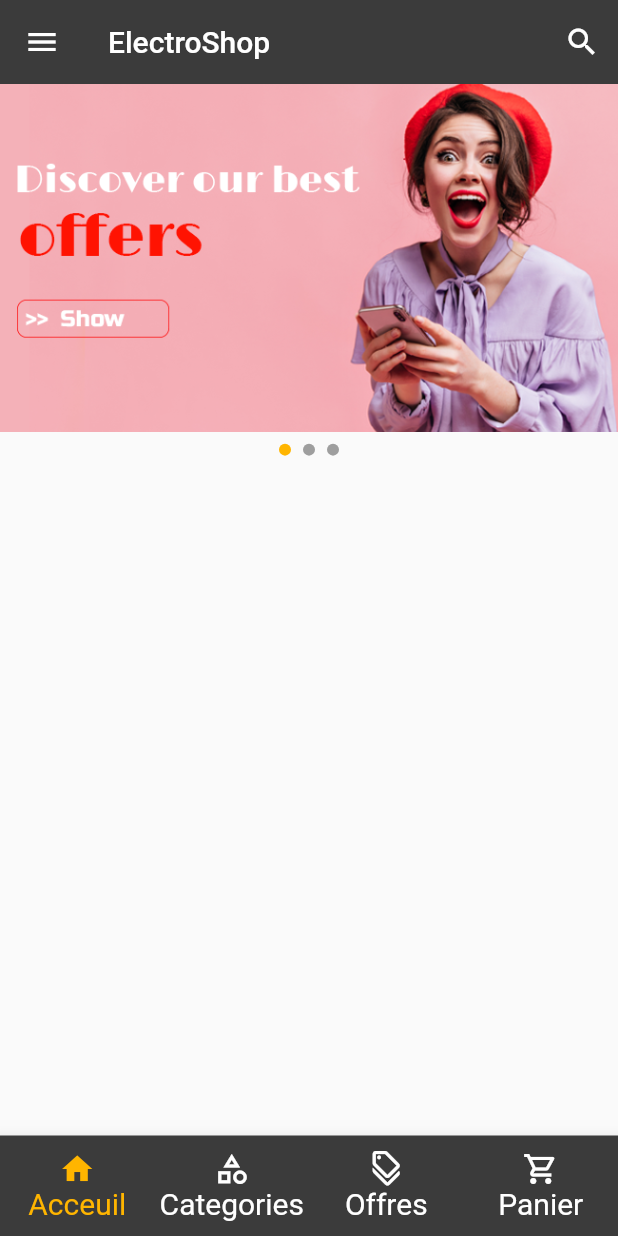
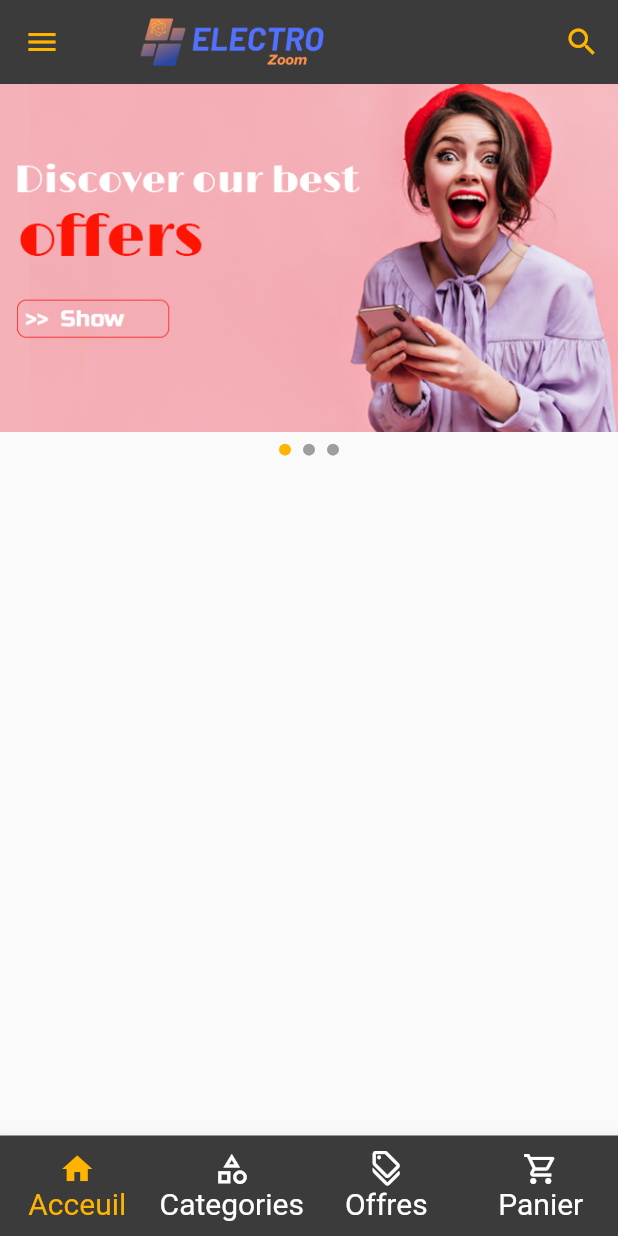
Before and after one commit to NihalBenarbiya/Flutter_Ecommerce, a Flutter app: the screen it shows after launch, on a phone screen of 412 x 824 dp. Run offline on Flutter 3.47's test engine with Material 2 defaults, Android fonts, the phone set to English and light mode, and no system bars; drawn by our look-alikes of carousel_slider.

Commit message:
version01

```diff
--- a/lib/main.dart
+++ b/lib/main.dart
@@ -35,16 +35,20 @@ class _HomePageState extends State<HomePage> {
       appBar: AppBar(
         elevation: 0.0,
         backgroundColor: const Color.fromRGBO(59, 59, 59, 1),
-        title: const Text('ElectroShop'),
+        title: Image.asset(
+          'assets/images/ELECTRO.png',
+          height: 160, // Ajustez la hauteur selon vos besoins
+        ),
         actions: <Widget>[
           IconButton(
             icon: const Icon(
               Icons.search,
-              color: Colors.white,
+              color: Color.fromRGBO(255, 181, 0, 1.0),
             ),
             onPressed: () {},
           ),
         ],
+        iconTheme: IconThemeData(color: Color.fromRGBO(255, 181, 0, 1.0)),
       ),
       body: Container(
         child: Center(
@@ -93,8 +97,7 @@ class _HomePageState extends State<HomePage> {
                         decoration: BoxDecoration(
                           shape: BoxShape.circle,
                           color: _currentCarouselIndex == index
-                              ? Color.fromRGBO(
-                                  255, 181, 0, 1) // Active dot color
+                              ? Color.fromRGBO(255, 181, 0, 1) // Active dot color
                               : Colors.grey, // Inactive dot color
                         ),
                       ),
@@ -138,10 +141,10 @@ class _HomePageState extends State<HomePage> {
         selectedItemColor: Color.fromRGBO(
             255, 181, 0, 1), // Add this line to change the selected item color
         unselectedItemColor:
-            Colors.white, // Add this line to change the unselected item color
+        Colors.white, // Add this line to change the unselected item color
       ),
       drawer: Drawer(
-        backgroundColor: const Color.fromRGBO(221, 221, 221, 1),
+        backgroundColor: const Color.fromRGBO(255, 255, 255, 1),
         child: ListView(
           children: <Widget>[
             Row(
```
Also changed, not shown: assets/images/ELECTRO.png (added), assets/images/logo.png (added).
